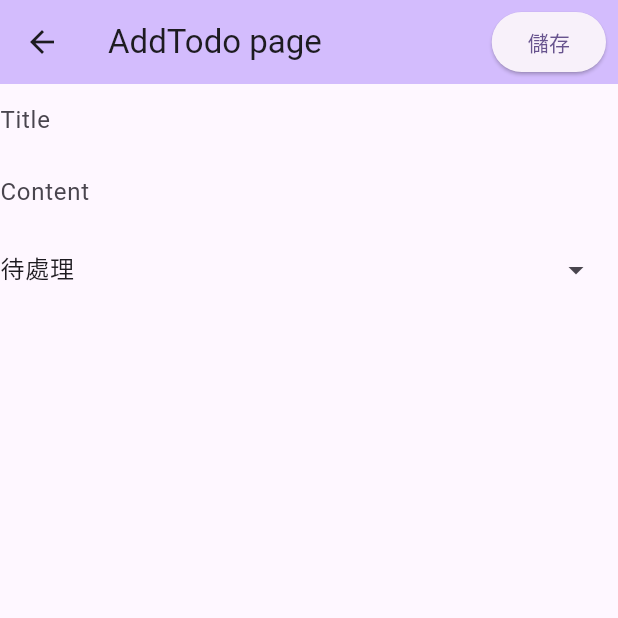
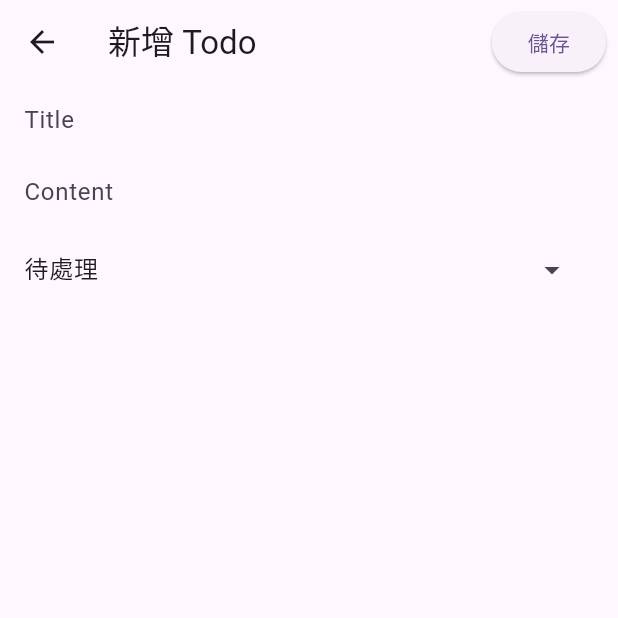
Before and after one commit to azusa5526/flutter_todo, a Flutter app: the screen it shows after launch, after a tap on the "add" icon, on a phone screen of 412 x 824 dp, the top half of it. Run offline on Flutter 3.47's test engine with Material 3 defaults, Android fonts, the phone set to English and light mode, and no system bars; our stand-ins replace bloc, bloc_concurrency, equatable, flutter_bloc, go_router; network calls fail.

Commit message:
feat: 修改樣式

```diff
--- a/lib/api/todo.api.dart
+++ b/lib/api/todo.api.dart
@@ -165,7 +165,7 @@ Future<Todo> update(String id,
 }
 
 enum TodoState {
-  pending(value: 'Pending', label: '待處理', icon: Icons.pending),
+  pending(value: 'Pending', label: '待處理', icon: Icons.pending_actions_outlined),
   progress(value: 'Progress', label: '進行中', icon: Icons.directions_run),
   resolved(value: 'Resolved', label: '已完成', icon: Icons.done);
 
--- a/lib/todo/view/add.dart
+++ b/lib/todo/view/add.dart
@@ -12,8 +12,7 @@ class AddTodo extends StatelessWidget {
   Widget build(BuildContext context) {
     return Scaffold(
         appBar: AppBar(
-        title: const Text('AddTodo page'),
-        backgroundColor: Theme.of(context).colorScheme.inversePrimary,
+          title: const Text('新增 Todo'),
           actions: [
             BlocListener<TodosOverviewBloc, TodosOverviewState>(
               listener: (context, state) {
@@ -47,8 +46,9 @@ class AddTodo extends StatelessWidget {
             )
           ],
         ),
-      body: const TodoForm(),
-    );
+        body: Container(
+            padding: const EdgeInsets.symmetric(horizontal: 16.0),
+            child: const TodoForm()));
   }
 }
 
@@ -123,7 +123,10 @@ class _TodoFormState extends State<TodoForm> {
                   formData.state = filter?.value ?? TodoState.pending.value;
                 },
                 dropdownMenuEntries: TodoState.values.map((state) {
-                  return DropdownMenuEntry(value: state, label: state.label);
+                  return DropdownMenuEntry(
+                      value: state,
+                      label: state.label,
+                      leadingIcon: Icon(state.icon));
                 }).toList())
           ],
         ));
--- a/lib/todo/view/edit.dart
+++ b/lib/todo/view/edit.dart
@@ -11,7 +11,7 @@ class EditTodo extends StatelessWidget {
   @override
   Widget build(BuildContext context) {
     return Scaffold(
-        appBar: AppBar(actions: [
+        appBar: AppBar(title: const Text('編輯 Todo'), actions: [
           IconButton(
               onPressed: () => showDialog<String>(
                   context: context, builder: (context) => const UpdateDialog()),
@@ -30,7 +30,9 @@ class EditTodo extends StatelessWidget {
                 context.pop();
               }
             },
-            child: const TodoForm()));
+            child: Container(
+                padding: const EdgeInsets.symmetric(horizontal: 16.0),
+                child: const TodoForm())));
   }
 }
 
--- a/lib/todo/view/home.dart
+++ b/lib/todo/view/home.dart
@@ -14,10 +14,10 @@ class Home extends StatelessWidget {
     return Scaffold(
       appBar: AppBar(
         backgroundColor: Theme.of(context).colorScheme.inversePrimary,
-        title: const Text('Home bitch'),
+        title: const Text('Todo List'),
         actions: const [TodoFilterButton()],
       ),
-      body: const Column(children: [Text('123'), TodoListView()]),
+      body: const Column(children: [TodoListView()]),
       floatingActionButton: FloatingActionButton(
         onPressed: () => context.push('/add'),
         child: const Icon(Icons.add),
@@ -44,6 +44,7 @@ class TodoListView extends StatelessWidget {
                       .add(TodoSelected(filteredTodos[index]));
                   context.push('/edit');
                 },
+                trailing: Icon(filteredTodos[index].state.icon),
                 title: Text(filteredTodos[index].title),
               );
             },
```
Lines whose indentation alone changed are shown as unchanged.
